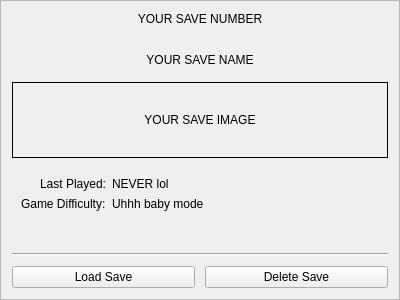
This is Source/Widgets/save_slot_widget.ui in CorruptedBrainn/The-VALUE as Qt 5 draws it before an edit. The edited form follows.
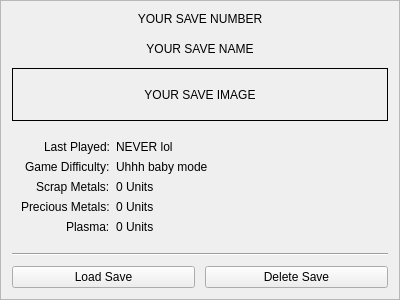
This is the edited form.

```diff
--- a/Source/Widgets/save_slot_widget.ui
+++ b/Source/Widgets/save_slot_widget.ui
@@ -105,6 +105,48 @@
         </property>
        </widget>
       </item>
+      <item row="2" column="0">
+       <widget class="QLabel" name="label_2">
+        <property name="text">
+         <string>Scrap Metals:</string>
+        </property>
+       </widget>
+      </item>
+      <item row="2" column="1">
+       <widget class="QLabel" name="scrapMetals">
+        <property name="text">
+         <string>0 Units</string>
+        </property>
+       </widget>
+      </item>
+      <item row="3" column="0">
+       <widget class="QLabel" name="label_4">
+        <property name="text">
+         <string>Precious Metals:</string>
+        </property>
+       </widget>
+      </item>
+      <item row="4" column="0">
+       <widget class="QLabel" name="label_5">
+        <property name="text">
+         <string>Plasma:</string>
+        </property>
+       </widget>
+      </item>
+      <item row="4" column="1">
+       <widget class="QLabel" name="plasma">
+        <property name="text">
+         <string>0 Units</string>
+        </property>
+       </widget>
+      </item>
+      <item row="3" column="1">
+       <widget class="QLabel" name="preciousMetals">
+        <property name="text">
+         <string>0 Units</string>
+        </property>
+       </widget>
+      </item>
      </layout>
     </widget>
    </item>
```
Left out of the diff: 2 changed lines with no effect on the pictures.
